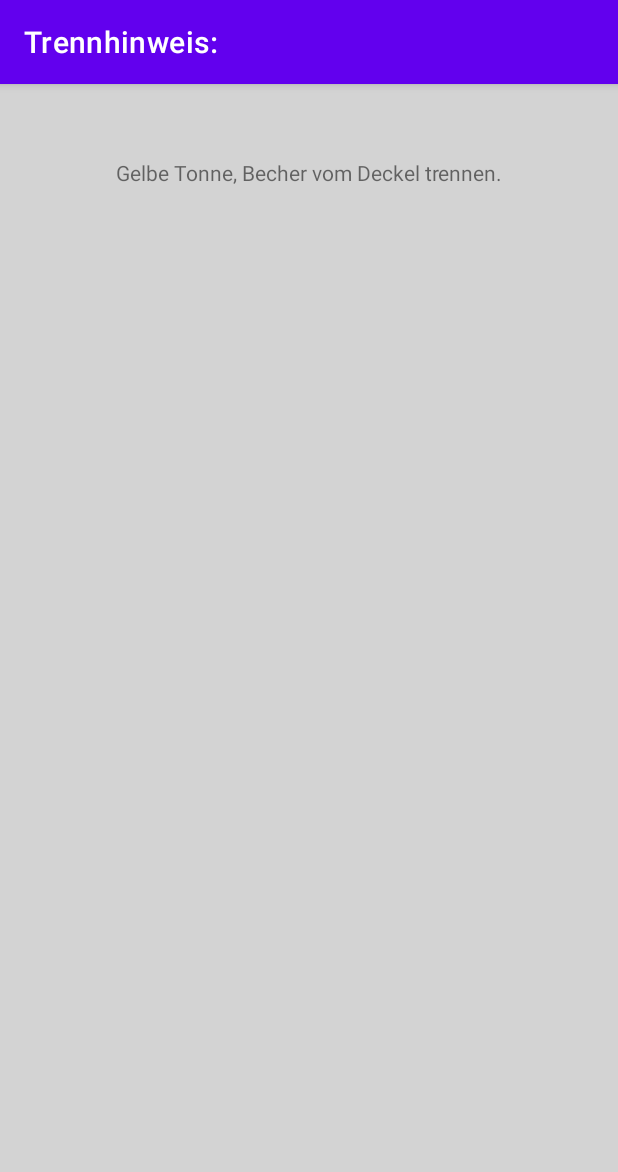
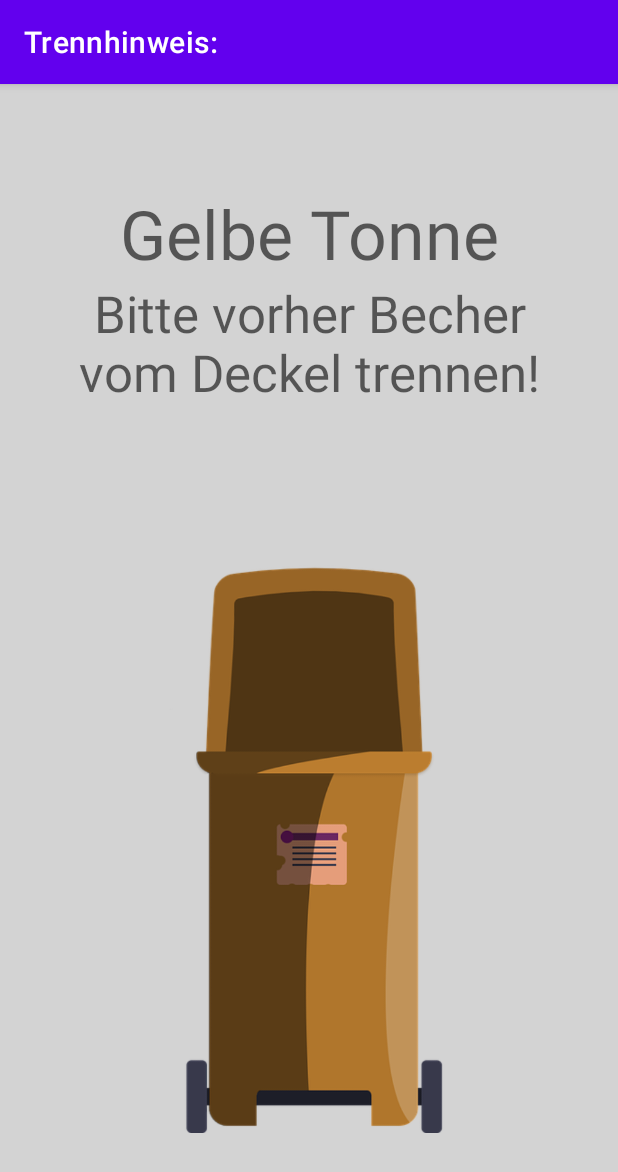
Before and after one commit to TheidenHD/HWR_Projekt_Recycling_App, an Android app: the Fragebogen screen opened directly, with no data from a screen before it, after a tap on "BECHER", on a phone screen of 412 x 824 dp. Shown: the top 1172 px of the screen. Run offline under Robolectric (Android 15) with nearby library versions, the light colour scheme and no system bars; 2 other taps on this screen came first.

Commit message:
bild von tonne eingefügt, buttons nach unten gesetzt

```diff
--- a/app/src/main/java/com/theidenhd/hwr_projekt_recycling_app/Fragebogen.java
+++ b/app/src/main/java/com/theidenhd/hwr_projekt_recycling_app/Fragebogen.java
@@ -4,6 +4,7 @@ import android.app.Activity;
 import android.os.Bundle;
 import android.view.Gravity;
 import android.widget.Button;
+import android.widget.ImageView;
 import android.widget.LinearLayout;
 import android.widget.TextView;
 import android.widget.Toast;
@@ -48,10 +49,20 @@ public class Fragebogen extends AppCompatActivity {
         } else {
             setTitle("Trennhinweis:");
             TextView show = new TextView(this);
-            show.setText("Gelbe Tonne, Becher vom Deckel trennen.");
+            show.setText("Gelbe Tonne");
             show.setGravity(Gravity.CENTER);
+            show.setTextAppearance(this, android.R.style.TextAppearance_Material_Display2);
             layout.addView(show);
+
+            TextView show2 = new TextView(this);
+            show2.setText("Bitte vorher Becher vom Deckel trennen!");
+            show2.setGravity(Gravity.CENTER);
+            show2.setTextAppearance(this, android.R.style.TextAppearance_Material_Display1);
+            layout.addView(show2);
+
+            ImageView tonne = new ImageView(this);
+            tonne.setImageResource(R.drawable.gelbetonne);
+            layout.addView(tonne);
         }
     }
-
 }
--- a/app/src/main/res/layout/activity_fragebogen.xml
+++ b/app/src/main/res/layout/activity_fragebogen.xml
@@ -9,7 +9,7 @@
     <LinearLayout
         android:id="@+id/Frage"
         android:layout_width="350dp"
-        android:layout_height="670dp"
+        android:layout_height="630dp"
         android:layout_marginBottom="100dp"
         android:layout_marginEnd="100dp"
         android:layout_marginStart="100dp"
```
Also changed, not shown: app/src/main/res/drawable/blauetonne.png (added), app/src/main/res/drawable/braunetonne.png (added), app/src/main/res/drawable/garbage_can_3415658_1920.png (added), app/src/main/res/drawable/gelbetonne.png (added), app/src/main/res/drawable/gruenetonne.png (added), app/src/main/res/drawable/schwarzetonne.png (added).
